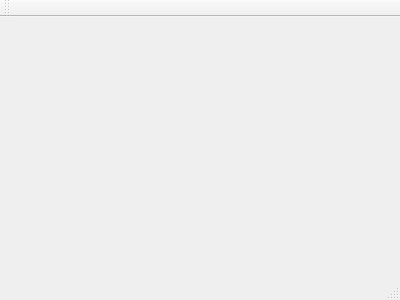
The window that mainwindow.ui (wleuschner/seamcarver) describes before a commit, drawn with Qt 5.
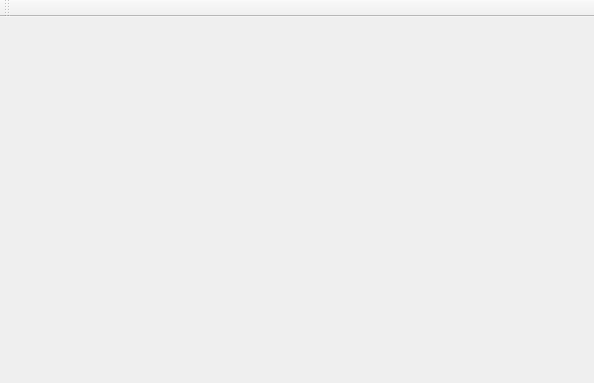
The same window after the commit.

```diff
--- a/mainwindow.ui
+++ b/mainwindow.ui
@@ -1,24 +1,67 @@
 <ui version="4.0">
  <class>MainWindow</class>
- <widget class="QMainWindow" name="MainWindow" >
-  <property name="geometry" >
+ <widget class="QMainWindow" name="MainWindow">
+  <property name="geometry">
    <rect>
     <x>0</x>
     <y>0</y>
-    <width>400</width>
-    <height>300</height>
+    <width>594</width>
+    <height>383</height>
    </rect>
   </property>
   <property name="windowTitle" >
    <string>MainWindow</string>
   </property>
-  <widget class="QMenuBar" name="menuBar" />
-  <widget class="QToolBar" name="mainToolBar" />
-  <widget class="QWidget" name="centralWidget" />
-  <widget class="QStatusBar" name="statusBar" />
+  <property name="autoFillBackground">
+   <bool>true</bool>
+  </property>
+  <widget class="QWidget" name="centralWidget">
+   <layout class="QGridLayout" name="gridLayout">
+    <property name="leftMargin">
+     <number>0</number>
+    </property>
+    <property name="topMargin">
+     <number>0</number>
+    </property>
+    <property name="rightMargin">
+     <number>0</number>
+    </property>
+    <property name="bottomMargin">
+     <number>0</number>
+    </property>
+   </layout>
+  </widget>
+  <widget class="QMenuBar" name="menuBar">
+   <property name="enabled">
+    <bool>false</bool>
+   </property>
+   <property name="geometry">
+    <rect>
+     <x>0</x>
+     <y>0</y>
+     <width>594</width>
+     <height>22</height>
+    </rect>
+   </property>
+  </widget>
+  <widget class="QToolBar" name="mainToolBar">
+   <property name="enabled">
+    <bool>false</bool>
+   </property>
+   <attribute name="toolBarArea">
+    <enum>TopToolBarArea</enum>
+   </attribute>
+   <attribute name="toolBarBreak">
+    <bool>false</bool>
+   </attribute>
+  </widget>
+  <action name="actionQuit">
+   <property name="text">
+    <string>Quit</string>
+   </property>
+  </action>
  </widget>
- <layoutDefault spacing="6" margin="11" />
- <pixmapfunction></pixmapfunction>
+ <layoutdefault spacing="6" margin="11"/>
  <resources/>
  <connections/>
 </ui>
```
Left out of the diff: 6 changed lines with no effect on the pictures.
